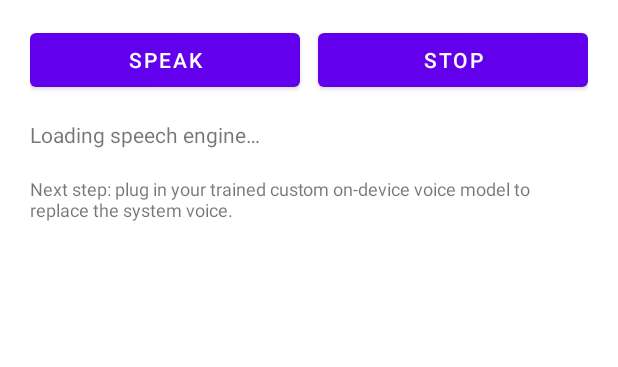
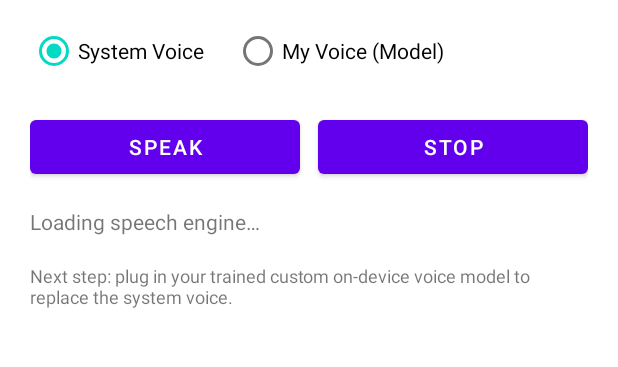
Before and after one commit to faisalvibe/Arabic-TTS2, an Android app: the screen it shows after launch (MainActivity), on a phone screen of 412 x 824 dp, the part 445-812 px from its top. Run offline under Robolectric (Android 15) with nearby library versions, the light colour scheme and no system bars.

Commit message:
feat: add custom voice mode wiring and model asset checks

```diff
--- /dev/null
+++ b/android-app/app/src/main/java/com/faisal/ttsrecorder/PersonalVoiceEngine.kt
@@ -0,0 +1,14 @@
+package com.faisal.ttsrecorder
+
+import android.content.Context
+
+class PersonalVoiceEngine(private val context: Context) {
+    fun isModelInstalled(): Boolean {
+        return try {
+            val files = context.assets.list("voice") ?: return false
+            files.contains("model.onnx") && files.contains("tokens.txt")
+        } catch (_: Exception) {
+            false
+        }
+    }
+}
--- a/android-app/app/src/main/res/layout/activity_main.xml
+++ b/android-app/app/src/main/res/layout/activity_main.xml
@@ -33,6 +33,7 @@
             android:maxLines="6" />
 
         <RadioGroup
+            android:id="@+id/langGroup"
             android:layout_width="match_parent"
             android:layout_height="wrap_content"
             android:layout_marginTop="16dp"
@@ -51,6 +52,28 @@
                 android:layout_height="wrap_content"
                 android:layout_marginStart="20dp"
                 android:text="@string/arabic_label" />
+        </RadioGroup>
+
+        <RadioGroup
+            android:id="@+id/voiceModeGroup"
+            android:layout_width="match_parent"
+            android:layout_height="wrap_content"
+            android:layout_marginTop="10dp"
+            android:orientation="horizontal">
+
+            <RadioButton
+                android:id="@+id/modeSystem"
+                android:layout_width="wrap_content"
+                android:layout_height="wrap_content"
+                android:checked="true"
+                android:text="@string/mode_system" />
+
+            <RadioButton
+                android:id="@+id/modeCustom"
+                android:layout_width="wrap_content"
+                android:layout_height="wrap_content"
+                android:layout_marginStart="20dp"
+                android:text="@string/mode_custom" />
         </RadioGroup>
 
         <LinearLayout
--- a/android-app/app/src/main/res/values/strings.xml
+++ b/android-app/app/src/main/res/values/strings.xml
@@ -6,12 +6,15 @@
     <string name="enter_text_hint">Type text here...</string>
     <string name="english_label">English</string>
     <string name="arabic_label">Arabic</string>
+    <string name="mode_system">System Voice</string>
+    <string name="mode_custom">My Voice (Model)</string>
     <string name="speak_button">Speak</string>
     <string name="stop_button">Stop</string>
     <string name="tts_loading">Loading speech engine…</string>
     <string name="tts_ready">Speech engine ready.</string>
     <string name="tts_not_ready">Speech engine not ready.</string>
     <string name="language_not_supported">Selected language voice is not installed on this device.</string>
+    <string name="custom_voice_missing">Custom voice model is not installed yet. Build APK with model files in app/src/main/assets/voice/.</string>
     <string name="speaking_status">Speaking…</string>
     <string name="stopped_status">Stopped.</string>
     <string name="personal_voice_note">Next step: plug in your trained custom on-device voice model to replace the system voice.</string>
```
Also changed, not shown: android-app/app/src/main/java/com/faisal/ttsrecorder/MainActivity.kt (+12 -0 lines), android-app/app/src/main/assets/voice/README.txt (added), 1 other file.
